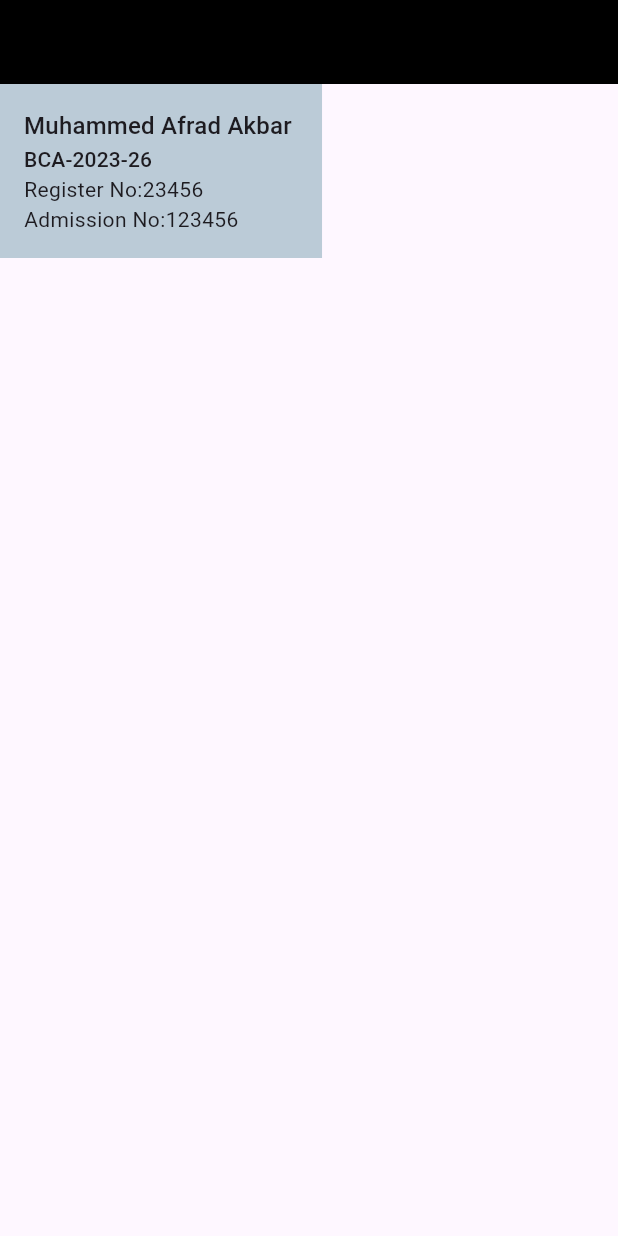
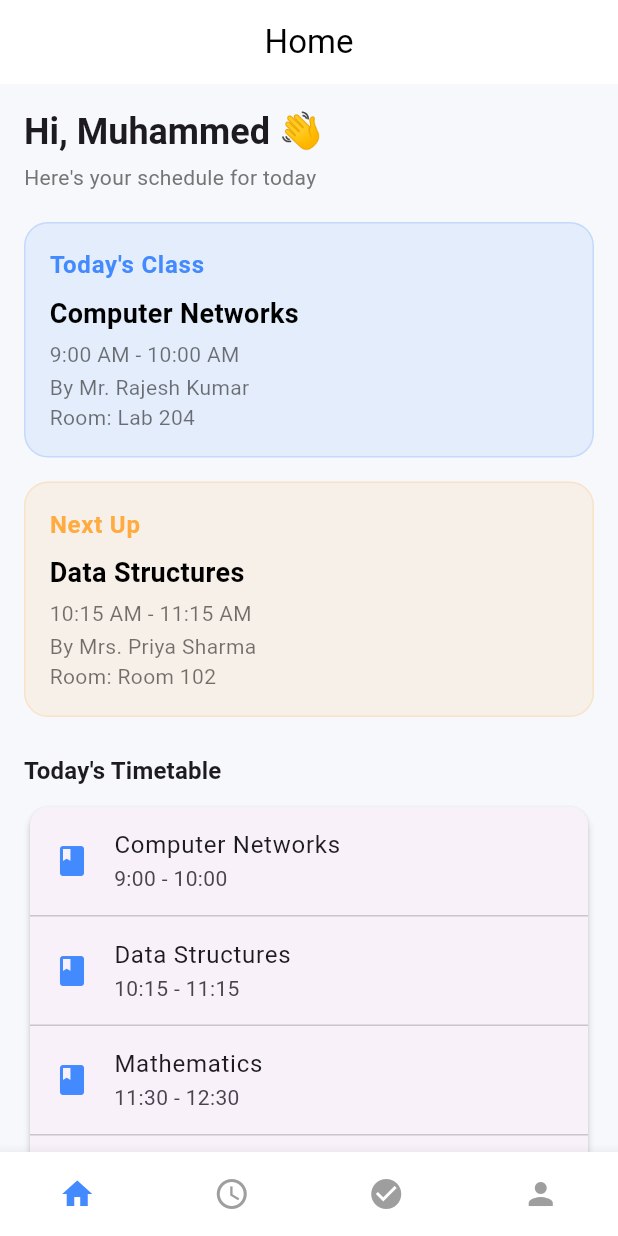
Before and after one commit to AfradAkbar/attendance-tracker-student-app, a Flutter app: the screen it shows after launch, on a phone screen of 412 x 824 dp. Run offline on Flutter 3.47's test engine with Material 3 defaults, Android fonts, the phone set to English and light mode, and no system bars; drawn by our look-alikes of animated_bottom_navigation_bar; our stand-ins replace shared_preferences; Roboto replaces fonts that are missing (Schyler).

Commit message:
added homepage timetable

```diff
--- a/lib/main.dart
+++ b/lib/main.dart
@@ -1,4 +1,4 @@
-import 'package:attendance_tracker_frontend/screens/home_screen.dart';
+import 'package:attendance_tracker_frontend/screens/app_shell.dart';
 import 'package:attendance_tracker_frontend/screens/login_screen.dart';
 import 'package:flutter/material.dart';
 
@@ -33,7 +33,7 @@ class MyApp extends StatelessWidget {
         // tested with just a hot reload.
         colorScheme: ColorScheme.fromSeed(seedColor: Colors.deepPurple),
       ),
-      home: HomeScreen(),
+      home: const AppShell(),
     );
   }
 }
--- /dev/null
+++ b/lib/screens/app_shell.dart
@@ -0,0 +1,75 @@
+import 'package:animated_bottom_navigation_bar/animated_bottom_navigation_bar.dart';
+import 'package:attendance_tracker_frontend/screens/timetable_view.dart';
+import 'package:flutter/material.dart';
+import 'package:attendance_tracker_frontend/screens/home_view.dart';
+
+class AppShell extends StatefulWidget {
+  const AppShell({super.key});
+
+  @override
+  State<AppShell> createState() => _AppShellState();
+}
+
+class _AppShellState extends State<AppShell> {
+  int _bottomNavIndex = 0;
+
+  // Icons for navigation items
+  final iconList = <IconData>[
+    Icons.home,
+    Icons.schedule, // Timetable
+    Icons.check_circle, // Attendance
+    Icons.person, // Profile
+  ];
+
+  // Titles for each tab
+  final titles = [
+    'Home',
+    'Timetable',
+    'Attendance',
+    'Profile',
+  ];
+
+  // Different page widgets
+  final List<Widget> pages = [
+    const HomeView(),
+    const TimetableView(),
+    const HomeView(),
+    const TimetableView(),
+  ];
+
+  @override
+  Widget build(BuildContext context) {
+    return Scaffold(
+      appBar: AppBar(
+        title: Text(
+          titles[_bottomNavIndex],
+          style: const TextStyle(color: Colors.black),
+        ),
+        backgroundColor: Colors.white,
+        elevation: 0,
+        centerTitle: true,
+      ),
+
+      // ❌ Removed FloatingActionButton and gap
+      bottomNavigationBar: AnimatedBottomNavigationBar(
+        icons: iconList,
+        activeIndex: _bottomNavIndex,
+        gapLocation: GapLocation.none, // No gap since no button
+        notchSmoothness: NotchSmoothness.defaultEdge,
+        leftCornerRadius: 0,
+        rightCornerRadius: 0,
+        activeColor: Colors.blueAccent,
+        inactiveColor: Colors.grey,
+        onTap: (index) => setState(() => _bottomNavIndex = index),
+      ),
+
+      body: SafeArea(
+        child: Column(
+          children: [
+            Expanded(child: pages[_bottomNavIndex]),
+          ],
+        ),
+      ),
+    );
+  }
+}
--- a/lib/screens/home_screen.dart
+++ /dev/null
@@ -1,43 +0,0 @@
-import 'package:flutter/material.dart';
-
-class HomeScreen extends StatelessWidget {
-  const HomeScreen({super.key});
-
-  @override
-  Widget build(BuildContext context) {
-    return Scaffold(
-      appBar: AppBar(
-        backgroundColor: Colors.black,
-      ),
-      body: SafeArea(
-        child: Column(
-          children: [
-            Container(
-              decoration: BoxDecoration(
-                borderRadius: BorderRadius.horizontal(),
-                color: const Color.fromRGBO(187, 203, 215, 1),
-              ),
-              padding: EdgeInsets.all(16),
-              child: Column(
-                crossAxisAlignment: CrossAxisAlignment.start,
-                children: [
-                  Text(
-                    'Muhammed Afrad Akbar ',
-                    style: Theme.of(context).textTheme.titleMedium,
-                  ),
-                  SizedBox(),
-                  Text(
-                    'BCA-2023-26',
-                    style: Theme.of(context).textTheme.titleSmall,
-                  ),
-                  Text('Register No:23456'),
-                  Text('Admission No:123456'),
-                ],
-              ),
-            ),
-          ],
-        ),
-      ),
-    );
-  }
-}
--- /dev/null
+++ b/lib/screens/home_view.dart
@@ -0,0 +1,219 @@
+import 'package:flutter/material.dart';
+
+class HomeView extends StatelessWidget {
+  const HomeView({super.key});
+
+  @override
+  Widget build(BuildContext context) {
+    // Example data (you can replace these with real data later)
+    final todayClass = {
+      'subject': 'Computer Networks',
+      'time': '9:00 AM - 10:00 AM',
+      'teacher': 'Mr. Rajesh Kumar',
+      'room': 'Lab 204',
+    };
+
+    final nextClass = {
+      'subject': 'Data Structures',
+      'time': '10:15 AM - 11:15 AM',
+      'teacher': 'Mrs. Priya Sharma',
+      'room': 'Room 102',
+    };
+
+    final todaysTimetable = [
+      {'subject': 'Computer Networks', 'time': '9:00 - 10:00'},
+      {'subject': 'Data Structures', 'time': '10:15 - 11:15'},
+      {'subject': 'Mathematics', 'time': '11:30 - 12:30'},
+      {'subject': 'Python Lab', 'time': '1:30 - 3:30'},
+    ];
+
+    final attendance = {
+      'overall': 92,
+      'present': 46,
+      'total': 50,
+    };
+
+    return Scaffold(
+      backgroundColor: const Color(0xFFF6F8FB),
+      body: SafeArea(
+        child: SingleChildScrollView(
+          padding: const EdgeInsets.all(16.0),
+          child: Column(
+            crossAxisAlignment: CrossAxisAlignment.start,
+            children: [
+              // Greeting Section
+              Text(
+                "Hi, Muhammed 👋",
+                style: Theme.of(context).textTheme.headlineSmall?.copyWith(
+                  fontWeight: FontWeight.bold,
+                ),
+              ),
+              const SizedBox(height: 4),
+              Text(
+                "Here's your schedule for today",
+                style: TextStyle(color: Colors.grey[600]),
+              ),
+              const SizedBox(height: 20),
+
+              // Today's Class Card
+              _buildClassCard(
+                title: "Today's Class",
+                classInfo: todayClass,
+                color: Colors.blueAccent,
+              ),
+              const SizedBox(height: 16),
+
+              // Next Up Class Card
+              _buildClassCard(
+                title: "Next Up",
+                classInfo: nextClass,
+                color: Colors.orangeAccent,
+              ),
+              const SizedBox(height: 24),
+
+              // Today's Timetable
+              Text(
+                "Today's Timetable",
+                style: Theme.of(
+                  context,
+                ).textTheme.titleMedium?.copyWith(fontWeight: FontWeight.bold),
+              ),
+              const SizedBox(height: 8),
+              Card(
+                elevation: 2,
+                shape: RoundedRectangleBorder(
+                  borderRadius: BorderRadius.circular(12),
+                ),
+                child: ListView.separated(
+                  shrinkWrap: true,
+                  physics: const NeverScrollableScrollPhysics(),
+                  itemCount: todaysTimetable.length,
+                  separatorBuilder: (_, __) => const Divider(height: 1),
+                  itemBuilder: (context, index) {
+                    final item = todaysTimetable[index];
+                    return ListTile(
+                      leading: const Icon(Icons.book, color: Colors.blueAccent),
+                      title: Text(item['subject']!),
+                      subtitle: Text(item['time']!),
+                    );
+                  },
+                ),
+              ),
+              const SizedBox(height: 24),
+
+              // Attendance Overview
+              Text(
+                "Attendance Overview",
+                style: Theme.of(
+                  context,
+                ).textTheme.titleMedium?.copyWith(fontWeight: FontWeight.bold),
+              ),
+              const SizedBox(height: 12),
+              Container(
+                padding: const EdgeInsets.symmetric(
+                  horizontal: 16,
+                  vertical: 20,
+                ),
+                decoration: BoxDecoration(
+                  color: Colors.green[50],
+                  borderRadius: BorderRadius.circular(16),
+                ),
+                child: Row(
+                  mainAxisAlignment: MainAxisAlignment.spaceAround,
+                  children: [
+                    _buildAttendanceStat(
+                      "Overall",
+                      "${attendance['overall']}%",
+                    ),
+                    _buildAttendanceStat(
+                      "Present",
+                      "${attendance['present']} days",
+                    ),
+                    _buildAttendanceStat(
+                      "Total",
+                      "${attendance['total']} days",
+                    ),
+                  ],
+                ),
+              ),
+              const SizedBox(height: 32),
+            ],
+          ),
+        ),
+      ),
+    );
+  }
+
+  Widget _buildClassCard({
+    required String title,
+    required Map<String, String> classInfo,
+    required Color color,
+  }) {
+    return Container(
+      width: double.infinity,
+      padding: const EdgeInsets.all(16),
+      decoration: BoxDecoration(
+        color: color.withOpacity(0.1),
+        borderRadius: BorderRadius.circular(16),
+        border: Border.all(color: color.withOpacity(0.2)),
+      ),
+      child: Column(
+        crossAxisAlignment: CrossAxisAlignment.start,
+        children: [
+          Text(
+            title,
+            style: TextStyle(
+              fontSize: 16,
+              color: color,
+              fontWeight: FontWeight.bold,
+              letterSpacing: 0.5,
+            ),
+          ),
+          const SizedBox(height: 8),
+          Text(
+            classInfo['subject'] ?? '',
+            style: const TextStyle(
+              fontSize: 18,
+              fontWeight: FontWeight.w600,
+              color: Colors.black,
+            ),
+          ),
+          const SizedBox(height: 4),
+          Text(
+            classInfo['time'] ?? '',
+            style: const TextStyle(color: Colors.black54),
+          ),
+          const SizedBox(height: 2),
+          Text(
+            "By ${classInfo['teacher']}",
+            style: const TextStyle(color: Colors.black54),
+          ),
+          Text(
+            "Room: ${classInfo['room']}",
+            style: const TextStyle(color: Colors.black54),
+          ),
+        ],
+      ),
+    );
+  }
+
+  Widget _buildAttendanceStat(String label, String value) {
+    return Column(
+      children: [
+        Text(
+          value,
+          style: const TextStyle(
+            fontSize: 18,
+            fontWeight: FontWeight.bold,
+            color: Colors.black87,
+          ),
+        ),
+        const SizedBox(height: 4),
+        Text(
+          label,
+          style: const TextStyle(color: Colors.black54),
+        ),
+      ],
+    );
+  }
+}
--- a/lib/screens/login_screen.dart
+++ b/lib/screens/login_screen.dart
@@ -122,6 +122,7 @@ class _LoginScreenState extends State<LoginScreen> {
     final res = await post(
       url,
       body: body,
+
       headers: {"content-type": "application/json"},
     );
     print(res.body);
--- /dev/null
+++ b/lib/screens/timetable_view.dart
@@ -0,0 +1,126 @@
+import 'package:flutter/material.dart';
+
+class TimetableView extends StatelessWidget {
+  const TimetableView({super.key});
+
+  static const days = ['Monday', 'Tuesday', 'Wednesday', 'Thursday', 'Friday'];
+
+  static const timeSlots = [
+    '9:00 - 10:00',
+    '10:15 - 11:15',
+    '11:30 - 12:30',
+    '1:30 - 2:30',
+    '2:30 - 3:30',
+  ];
+
+  static const timetable = {
+    'Monday': ['Math', 'Physics', 'English', 'Lab', 'PE'],
+    'Tuesday': ['Computer', 'Math', 'Economics', 'Python', 'Free'],
+    'Wednesday': ['English', 'Math', 'Physics', 'Python Lab', 'Free'],
+    'Thursday': ['Data Structures', 'Computer', 'Math', 'AI', 'Free'],
+    'Friday': ['AI', 'Math', 'English', 'Lab', 'Project'],
+  };
+
+  @override
+  Widget build(BuildContext context) {
+    const timeColumnWidth = 100.0;
+    const dayColumnWidth = 150.0; // fixed width per day
+
+    return Scaffold(
+      backgroundColor: const Color(0xFFF6F8FB),
+
+      body: SingleChildScrollView(
+        scrollDirection: Axis.horizontal, // horizontal scroll for days
+        child: Row(
+          children: [
+            // Time Column + Subjects Table
+            Column(
+              children: [
+                // Top-left empty corner
+                Container(
+                  width: timeColumnWidth,
+                  height: 50,
+                  color: Colors.blueAccent,
+                  child: const Center(
+                    child: Text(
+                      'Time',
+                      style: TextStyle(
+                        color: Colors.white,
+                        fontWeight: FontWeight.bold,
+                      ),
+                    ),
+                  ),
+                ),
+                // Time slots vertically
+                ...timeSlots.map(
+                  (time) => Container(
+                    width: timeColumnWidth,
+                    height: 50,
+                    color: Colors.blueGrey.shade50,
+                    alignment: Alignment.center,
+                    child: Text(
+                      time,
+                      textAlign: TextAlign.center,
+                      style: const TextStyle(fontWeight: FontWeight.bold),
+                    ),
+                  ),
+                ),
+              ],
+            ),
+
+            // Days Columns
+            ...days.map((day) {
+              return Column(
+                children: [
+                  // Day header
+                  Container(
+                    width: dayColumnWidth,
+                    height: 50,
+                    color: Colors.blueAccent,
+                    alignment: Alignment.center,
+                    child: Text(
+                      day,
+                      style: const TextStyle(
+                        color: Colors.white,
+                        fontWeight: FontWeight.bold,
+                      ),
+                    ),
+                  ),
+                  // Subjects for each time slot
+                  ...timeSlots.map((time) {
+                    final index = timeSlots.indexOf(time);
+                    final subject = timetable[day]?[index] ?? '-';
+                    final isFree = subject.toLowerCase() == 'free';
+                    return Container(
+                      width: dayColumnWidth,
+                      height: 50,
+                      margin: const EdgeInsets.all(2),
+                      decoration: BoxDecoration(
+                        color: isFree
+                            ? Colors.greenAccent.withOpacity(0.3)
+                            : Colors.white,
+                        border: Border.all(color: Colors.grey.shade300),
+                        borderRadius: BorderRadius.circular(6),
+                      ),
+                      alignment: Alignment.center,
+                      child: Text(
+                        subject,
+                        textAlign: TextAlign.center,
+                        style: TextStyle(
+                          fontWeight: isFree
+                              ? FontWeight.bold
+                              : FontWeight.normal,
+                          color: isFree ? Colors.green[800] : Colors.black87,
+                        ),
+                      ),
+                    );
+                  }),
+                ],
+              );
+            }).toList(),
+          ],
+        ),
+      ),
+    );
+  }
+}
--- a/pubspec.yaml
+++ b/pubspec.yaml
@@ -36,6 +36,8 @@ dependencies:
   cupertino_icons: ^1.0.8
   http: ^1.5.0
   shared_preferences: ^2.5.3
+  animated_bottom_navigation_bar: ^1.4.0
+  flutter_timetable: ^1.1.6
 
 dev_dependencies:
   flutter_test:
```
Also changed, not shown: pubspec.lock.
